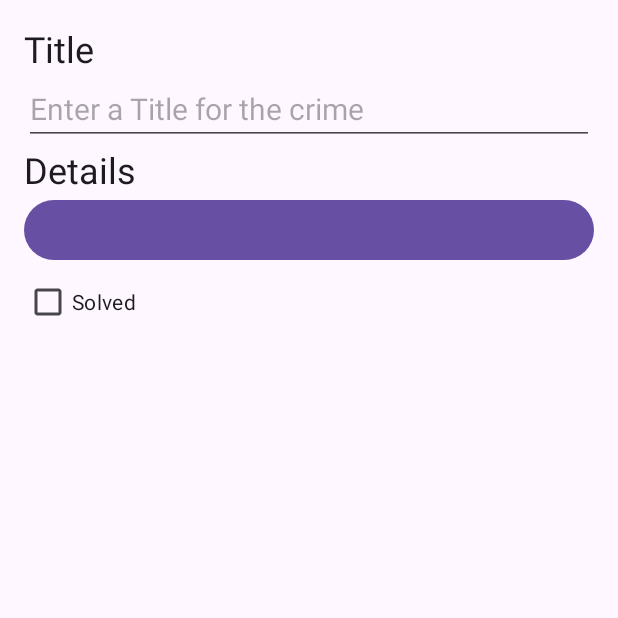
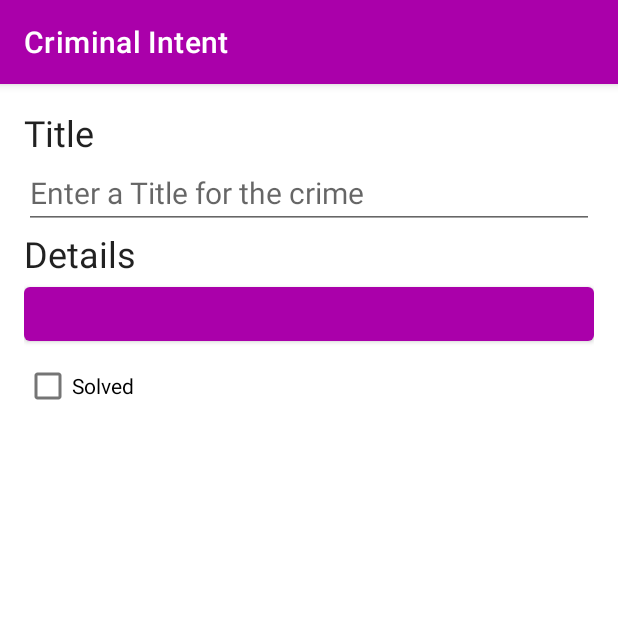
Before and after one commit to Isaiah-Haynes/CriminalActivityApplication, an Android app: the fragment CrimeDetailFragment placed in its activity, on a phone screen of 412 x 824 dp, the top half of it. Run offline under Robolectric (Android 15) with nearby library versions, the phone set to English and light mode, and no system bars; our stand-ins replace Room's generated code; 4 statements that could not run were skipped.

Commit message:
updates after class April 10

```diff
--- a/app/src/main/java/com/example/criminalintent/CrimeDetailFragment.kt
+++ b/app/src/main/java/com/example/criminalintent/CrimeDetailFragment.kt
@@ -6,6 +6,7 @@ import android.view.View
 import android.view.ViewGroup
 import androidx.core.widget.doOnTextChanged
 import androidx.fragment.app.Fragment
+import androidx.fragment.app.setFragmentResultListener
 import androidx.fragment.app.viewModels
 import androidx.lifecycle.Lifecycle
 import androidx.lifecycle.lifecycleScope
@@ -13,15 +14,13 @@ import androidx.lifecycle.repeatOnLifecycle
 import androidx.navigation.fragment.findNavController
 import androidx.navigation.fragment.navArgs
 import com.example.criminalintent.databinding.FragmentCrimeDetailBinding
-import kotlinx.coroutines.flow.collect
 import kotlinx.coroutines.launch
 import java.util.Date
-import java.util.UUID
 
 class CrimeDetailFragment : Fragment() {
 
     private var _binding : FragmentCrimeDetailBinding? = null
-    private lateinit var crime : Crime
+//    private lateinit var crime : Crime
     private val args: CrimeDetailFragmentArgs by navArgs()
     private val crimeDetailViewModel: CrimeDetailViewModel by viewModels{
         CrimeDetailViewModelFactory(args.crimeId)
@@ -74,7 +73,14 @@ class CrimeDetailFragment : Fragment() {
                 }
             }
         }
-    }
+
+        setFragmentResultListener(
+            DatePickerFragment.REQUEST_KEY_DATE
+        ){requestKey, bundle ->
+            val newDate = bundle.getSerializable(DatePickerFragment.BUNDLE_KEY_DATE) as Date
+            crimeDetailViewModel.updateCrime { it.copy(date = newDate) }
+        }
+    } // end of onViewCreated
 
     private fun updateUi(crime: Crime){
         binding.apply {
@@ -83,9 +89,11 @@ class CrimeDetailFragment : Fragment() {
             }
             crimeDate.text = crime.date.toString()
             crimeDate.setOnClickListener {
-                findNavController().navigate(CrimeDetailFragmentDirections.selectDate())
+                findNavController().navigate(CrimeDetailFragmentDirections.selectDate(crime.date))
             }
             crimeSolved.isChecked = crime.isSolved
         }
     }
+
+
 }
--- /dev/null
+++ b/app/src/main/res/drawable/ic_menu_add.xml
@@ -0,0 +1,5 @@
+<vector android:height="24dp" android:tint="#000000"
+    android:viewportHeight="24" android:viewportWidth="24"
+    android:width="24dp" xmlns:android="http://schemas.android.com/apk/res/android">
+    <path android:fillColor="@android:color/white" android:pathData="M19,13h-6v6h-2v-6H5v-2h6V5h2v6h6v2z"/>
+</vector>
--- a/app/src/main/res/navigation/nav_graph.xml
+++ b/app/src/main/res/navigation/nav_graph.xml
@@ -30,5 +30,9 @@
     <dialog
         android:id="@+id/datePickerFragment"
         android:name="com.example.criminalintent.DatePickerFragment"
-        android:label="DatePickerFragment" />
+        android:label="DatePickerFragment" >
+        <argument
+            android:name="crimeDate"
+            app:argType="java.util.Date" />
+    </dialog>
 </navigation>
--- a/app/src/main/res/values-night/themes.xml
+++ b/app/src/main/res/values-night/themes.xml
@@ -1,7 +1,9 @@
 <resources xmlns:tools="http://schemas.android.com/tools">
     <!-- Base application theme. -->
-    <style name="Base.Theme.CriminalIntent" parent="Theme.Material3.DayNight.NoActionBar">
+    <style
+        name="Base.Theme.CriminalIntent"
+        parent="Theme.MaterialComponents.DayNight.DarkActionBar">
         <!-- Customize your dark theme here. -->
-        <!-- <item name="colorPrimary">@color/my_dark_primary</item> -->
+         <item name="colorPrimary">@color/my_dark_primary</item>
     </style>
 </resources>
--- a/app/src/main/res/values/colors.xml
+++ b/app/src/main/res/values/colors.xml
@@ -2,4 +2,8 @@
 <resources>
     <color name="black">#FF000000</color>
     <color name="white">#FFFFFFFF</color>
+    <color name="my_light_primary">#AA00AA</color>
+    <color name="my_dark_primary">#750090</color>
+    <color name="light_orange">#FFCC66</color>
+    <color name="dark_orange">#FF9933</color>
 </resources>
--- a/app/src/main/res/values/strings.xml
+++ b/app/src/main/res/values/strings.xml
@@ -4,5 +4,6 @@
     <string name="crime_title_label">Title</string>
     <string name="crime_details_label">Details</string>
     <string name="crime_solved_label">Solved</string>
+    <string name="new_crime">NEW CRIME</string>
 
 </resources>
--- a/app/src/main/res/values/themes.xml
+++ b/app/src/main/res/values/themes.xml
@@ -1,9 +1,14 @@
 <resources xmlns:tools="http://schemas.android.com/tools">
     <!-- Base application theme. -->
-    <style name="Base.Theme.CriminalIntent" parent="Theme.Material3.DayNight.NoActionBar">
+    <style
+        name="Base.Theme.CriminalIntent"
+        parent="Theme.MaterialComponents.DayNight.DarkActionBar">
         <!-- Customize your light theme here. -->
-        <!-- <item name="colorPrimary">@color/my_light_primary</item> -->
+         <item name="colorPrimary">@color/my_light_primary</item>
+<!--        <item name="colorPrimary"-->
     </style>
 
-    <style name="Theme.CriminalIntent" parent="Base.Theme.CriminalIntent" />
+    <style
+        name="Theme.CriminalIntent"
+        parent="Base.Theme.CriminalIntent" />
 </resources>
```
Also changed, not shown: app/src/main/java/com/example/criminalintent/DatePickerFragment.kt (+22 -1 lines), app/src/main/res/menu/crime_list_menu.xml (added, +10 -0 lines).
